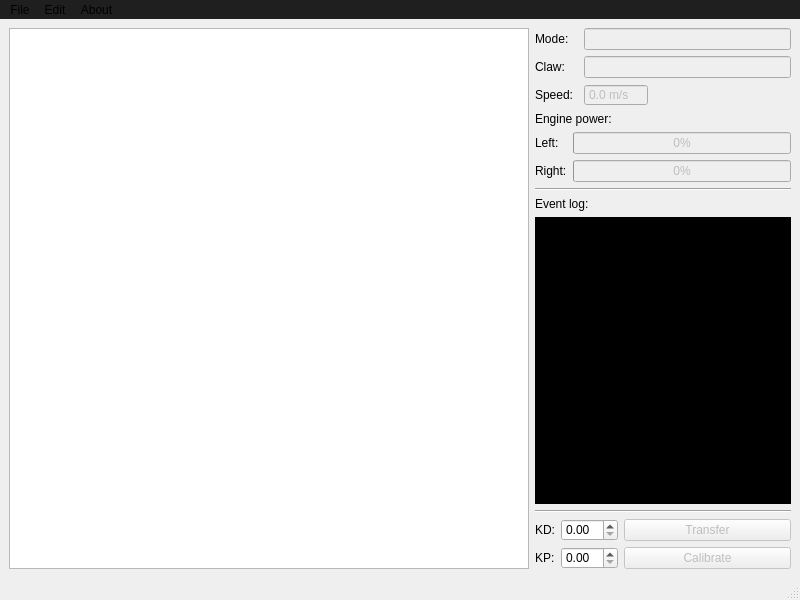
This is mainwindow.ui in Flooten/mazetercontrol as Qt 5 draws it before an edit. The edited form follows.
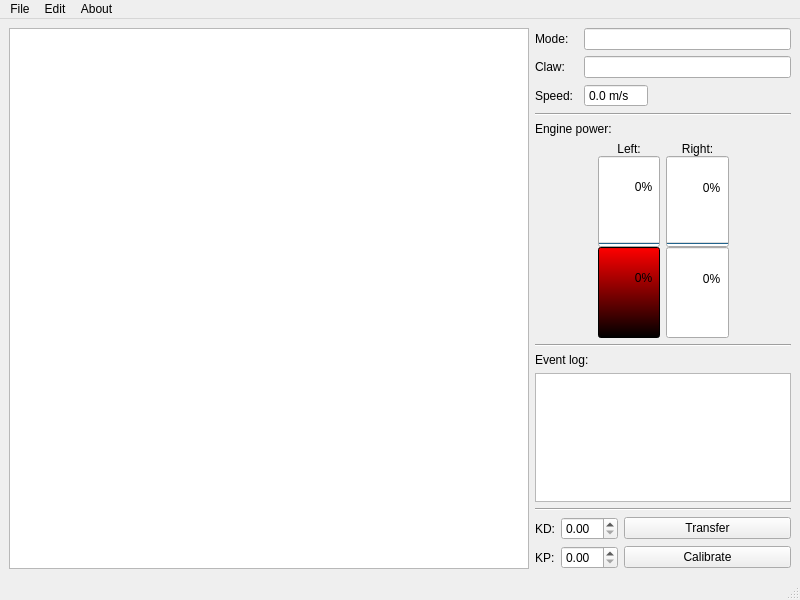
This is the edited form.

Commit message: Vertical power bars and correct updating

The edit to the form file:
```diff
--- a/mainwindow.ui
+++ b/mainwindow.ui
@@ -14,7 +14,7 @@
    <string>Mazeter Control</string>
   </property>
   <property name="styleSheet">
-   <string notr="true">QLabel {
+   <string notr="true">/*QLabel {
 font: 9pt &quot;Consolas&quot;;
 }
 QMenuBar {
@@ -24,10 +24,10 @@
 
 QMenuBar::item {
 background-color: rgb(31, 31, 31);
-}</string>
+}*/</string>
   </property>
   <widget class="QWidget" name="centralwidget">
-   <layout class="QHBoxLayout" name="horizontalLayout_3">
+   <layout class="QHBoxLayout" name="horizontalLayout_4">
     <item>
      <widget class="QGraphicsView" name="graphicsView">
       <property name="sizePolicy">
@@ -42,7 +42,7 @@
      </widget>
     </item>
     <item>
-     <layout class="QVBoxLayout" name="verticalLayout_2">
+     <layout class="QVBoxLayout" name="verticalLayout_4">
       <item>
        <layout class="QFormLayout" name="formLayout">
         <property name="fieldGrowthPolicy">
@@ -64,7 +64,10 @@
         <item row="0" column="1">
          <widget class="QLineEdit" name="lineEdit_mode">
           <property name="enabled">
-           <bool>false</bool>
+           <bool>true</bool>
+          </property>
+          <property name="readOnly">
+           <bool>true</bool>
           </property>
          </widget>
         </item>
@@ -84,7 +87,7 @@
         <item row="1" column="1">
          <widget class="QLineEdit" name="lineEdit_claw">
           <property name="enabled">
-           <bool>false</bool>
+           <bool>true</bool>
           </property>
           <property name="sizePolicy">
            <sizepolicy hsizetype="Expanding" vsizetype="Fixed">
@@ -92,6 +95,9 @@
             <verstretch>0</verstretch>
            </sizepolicy>
           </property>
+          <property name="readOnly">
+           <bool>true</bool>
+          </property>
          </widget>
         </item>
         <item row="2" column="0">
@@ -110,7 +116,7 @@
         <item row="2" column="1">
          <widget class="QDoubleSpinBox" name="doubleSpinBox_speed">
           <property name="enabled">
-           <bool>false</bool>
+           <bool>true</bool>
           </property>
           <property name="sizePolicy">
            <sizepolicy hsizetype="Fixed" vsizetype="Fixed">
@@ -118,6 +124,9 @@
             <verstretch>0</verstretch>
            </sizepolicy>
           </property>
+          <property name="readOnly">
+           <bool>true</bool>
+          </property>
           <property name="buttonSymbols">
            <enum>QAbstractSpinBox::NoButtons</enum>
           </property>
@@ -131,6 +140,13 @@
         </item>
        </layout>
       </item>
+      <item>
+       <widget class="Line" name="line_3">
+        <property name="orientation">
+         <enum>Qt::Horizontal</enum>
+        </property>
+       </widget>
+      </item>
       <item>
        <widget class="QLabel" name="label_6">
         <property name="text">
@@ -139,21 +155,39 @@
        </widget>
       </item>
       <item>
-       <layout class="QFormLayout" name="formLayout_2">
-        <property name="fieldGrowthPolicy">
-         <enum>QFormLayout::AllNonFixedFieldsGrow</enum>
-        </property>
-        <item row="0" column="0">
+       <layout class="QHBoxLayout" name="horizontalLayout_3">
+        <item>
+         <spacer name="horizontalSpacer">
+          <property name="orientation">
+           <enum>Qt::Horizontal</enum>
+          </property>
+          <property name="sizeHint" stdset="0">
+           <size>
+            <width>40</width>
+            <height>20</height>
+           </size>
+          </property>
+         </spacer>
+        </item>
+        <item>
+         <layout class="QVBoxLayout" name="verticalLayout_2">
+          <property name="spacing">
+           <number>0</number>
+          </property>
+          <item>
          <widget class="QLabel" name="label_left_engine">
           <property name="text">
            <string>Left:</string>
           </property>
-         </widget>
-        </item>
-        <item row="0" column="1">
-         <widget class="QProgressBar" name="progressBar_left_engine">
+            <property name="alignment">
+             <set>Qt::AlignCenter</set>
+            </property>
+           </widget>
+          </item>
+          <item>
+           <widget class="QProgressBar" name="progressBar_left_engine_fwd">
           <property name="enabled">
-           <bool>false</bool>
+             <bool>true</bool>
           </property>
           <property name="sizePolicy">
            <sizepolicy hsizetype="Expanding" vsizetype="Fixed">
@@ -161,27 +195,140 @@
             <verstretch>0</verstretch>
            </sizepolicy>
           </property>
+            <property name="styleSheet">
+             <string notr="true"/>
+            </property>
           <property name="value">
            <number>0</number>
           </property>
-         </widget>
-        </item>
-        <item row="1" column="0">
+            <property name="alignment">
+             <set>Qt::AlignLeading|Qt::AlignLeft|Qt::AlignVCenter</set>
+            </property>
+            <property name="orientation">
+             <enum>Qt::Vertical</enum>
+            </property>
+           </widget>
+          </item>
+          <item>
+           <widget class="QProgressBar" name="progressBar_left_engine_rev">
+            <property name="enabled">
+             <bool>true</bool>
+            </property>
+            <property name="sizePolicy">
+             <sizepolicy hsizetype="Expanding" vsizetype="Fixed">
+              <horstretch>0</horstretch>
+              <verstretch>0</verstretch>
+             </sizepolicy>
+            </property>
+            <property name="styleSheet">
+             <string notr="true">QProgressBar {
+	background-color: qlineargradient(spread:pad, x1:0, y1:0, x2:0, y2:1, stop:0 rgba(255, 0, 0, 255), stop:1 rgba(0, 0, 0, 255));
+}</string>
+            </property>
+            <property name="value">
+             <number>0</number>
+            </property>
+            <property name="orientation">
+             <enum>Qt::Vertical</enum>
+            </property>
+            <property name="invertedAppearance">
+             <bool>true</bool>
+            </property>
+           </widget>
+          </item>
+         </layout>
+        </item>
+        <item>
+         <layout class="QVBoxLayout" name="verticalLayout_3">
+          <property name="spacing">
+           <number>0</number>
+          </property>
+          <item>
          <widget class="QLabel" name="label_right_engine">
           <property name="text">
            <string>Right:</string>
           </property>
-         </widget>
-        </item>
-        <item row="1" column="1">
-         <widget class="QProgressBar" name="progressBar_right_engine">
+            <property name="alignment">
+             <set>Qt::AlignCenter</set>
+            </property>
+           </widget>
+          </item>
+          <item>
+           <widget class="QProgressBar" name="progressBar_right_engine_fwd">
           <property name="enabled">
+             <bool>true</bool>
+            </property>
+            <property name="sizePolicy">
+             <sizepolicy hsizetype="Expanding" vsizetype="Fixed">
+              <horstretch>0</horstretch>
+              <verstretch>0</verstretch>
+             </sizepolicy>
+            </property>
+            <property name="value">
+             <number>0</number>
+            </property>
+            <property name="alignment">
+             <set>Qt::AlignCenter</set>
+            </property>
+            <property name="textVisible">
+             <bool>true</bool>
+            </property>
+            <property name="orientation">
+             <enum>Qt::Vertical</enum>
+            </property>
+            <property name="invertedAppearance">
            <bool>false</bool>
           </property>
+            <property name="textDirection">
+             <enum>QProgressBar::TopToBottom</enum>
+            </property>
+           </widget>
+          </item>
+          <item>
+           <widget class="QProgressBar" name="progressBar_right_engine_rev">
+            <property name="enabled">
+             <bool>true</bool>
+            </property>
+            <property name="sizePolicy">
+             <sizepolicy hsizetype="Expanding" vsizetype="Fixed">
+              <horstretch>0</horstretch>
+              <verstretch>0</verstretch>
+             </sizepolicy>
+            </property>
           <property name="value">
            <number>0</number>
           </property>
-         </widget>
+            <property name="alignment">
+             <set>Qt::AlignCenter</set>
+            </property>
+            <property name="textVisible">
+             <bool>true</bool>
+            </property>
+            <property name="orientation">
+             <enum>Qt::Vertical</enum>
+            </property>
+            <property name="invertedAppearance">
+             <bool>true</bool>
+            </property>
+            <property name="textDirection">
+             <enum>QProgressBar::TopToBottom</enum>
+            </property>
+           </widget>
+          </item>
+         </layout>
+        </item>
+        <item>
+         <spacer name="horizontalSpacer_2">
+          <property name="orientation">
+           <enum>Qt::Horizontal</enum>
+          </property>
+          <property name="sizeHint" stdset="0">
+           <size>
+            <width>40</width>
+            <height>20</height>
+           </size>
+          </property>
+         </spacer>
         </item>
        </layout>
       </item>
@@ -213,13 +360,13 @@
            <enum>Qt::NoFocus</enum>
           </property>
           <property name="styleSheet">
-           <string notr="true">QTextEdit {
+           <string notr="true">/*QTextEdit {
 font: 8pt &quot;Consolas&quot;;
 background-color: rgb(0, 0, 0);
 color: rgb(255, 255, 255);
 selection-color: rgb(0, 0, 0);
 selection-background-color: rgb(255, 255, 255);
-}</string>
+}*/</string>
           </property>
           <property name="readOnly">
            <bool>true</bool>
@@ -280,7 +427,7 @@
           <item row="0" column="1">
            <widget class="QPushButton" name="pushButton_transfer">
             <property name="enabled">
-             <bool>false</bool>
+             <bool>true</bool>
             </property>
             <property name="sizePolicy">
              <sizepolicy hsizetype="Expanding" vsizetype="Fixed">
@@ -320,7 +467,7 @@
           <item row="1" column="1">
            <widget class="QPushButton" name="pushButton_calibrate">
             <property name="enabled">
-             <bool>false</bool>
+             <bool>true</bool>
             </property>
             <property name="text">
              <string>Calibrate</string>
@@ -341,7 +488,7 @@
      <x>0</x>
      <y>0</y>
      <width>800</width>
-     <height>20</height>
+     <height>21</height>
     </rect>
    </property>
    <widget class="QMenu" name="menuFile">
```
Lines whose indentation alone changed are shown as unchanged. The commit also changes 6 other files.
